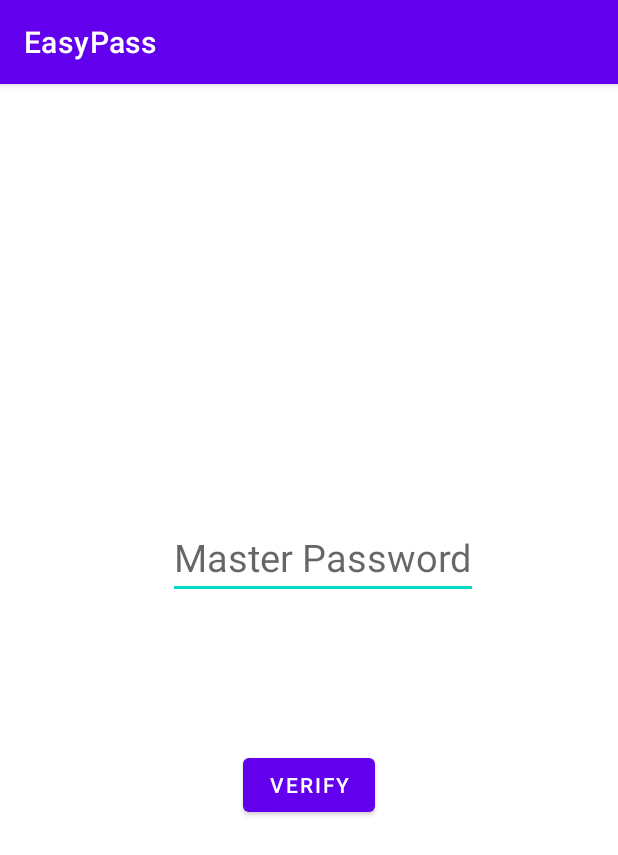
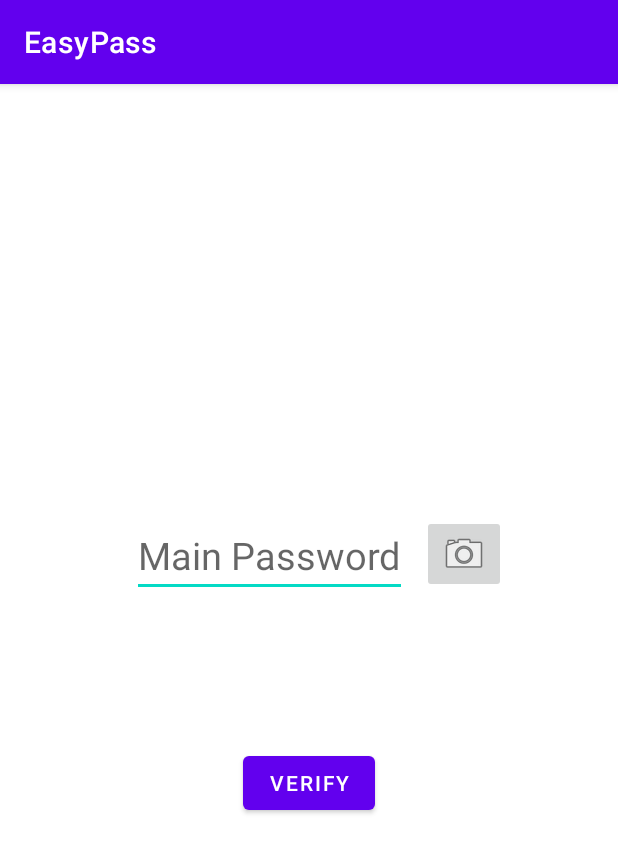
Before and after one commit to Mhashh/EasyPass, an Android app: the DecryptActivity screen opened directly, with no data from a screen before it, on a phone screen of 412 x 824 dp. Shown: the top 855 px of the screen. Run offline under Robolectric (Android 15) with nearby library versions, the phone set to English and light mode, and no system bars.

Commit message:
added scan support for main password as well

```diff
--- a/app/src/main/java/com/maheshtiria/easypass/DecryptActivity.java
+++ b/app/src/main/java/com/maheshtiria/easypass/DecryptActivity.java
@@ -1,5 +1,9 @@
 package com.maheshtiria.easypass;
 
+import androidx.activity.result.ActivityResult;
+import androidx.activity.result.ActivityResultCallback;
+import androidx.activity.result.ActivityResultLauncher;
+import androidx.activity.result.contract.ActivityResultContracts;
 import androidx.appcompat.app.AppCompatActivity;
 
 import android.app.Activity;
@@ -12,6 +16,7 @@ import android.os.Looper;
 import android.util.Log;
 import android.widget.Button;
 import android.widget.EditText;
+import android.widget.ImageButton;
 import android.widget.Toast;
 
 import com.maheshtiria.easypass.database.PassDao;
@@ -24,6 +29,9 @@ public class DecryptActivity extends AppCompatActivity {
 
   EditText inp;
   Button button;
+  ImageButton imgcam;
+  ActivityResultLauncher<Intent> passTextForResult;
+
   @Override
   protected void onCreate(Bundle savedInstanceState) {
     super.onCreate(savedInstanceState);
@@ -31,6 +39,32 @@ public class DecryptActivity extends AppCompatActivity {
     inp = findViewById(R.id.masterkey);
     button = findViewById(R.id.verify);
     SharedPreferences sharedPreferences = this.getSharedPreferences(Globals.USERAUTH, Context.MODE_PRIVATE);
+
+    imgcam = findViewById(R.id.acc_cam);
+
+    //register for result from camera activity callback
+    passTextForResult = registerForActivityResult(new ActivityResultContracts.StartActivityForResult(),
+      new ActivityResultCallback<ActivityResult>() {
+        @Override
+        public void onActivityResult(ActivityResult result) {
+          if (result.getResultCode() == Activity.RESULT_OK) {
+            Intent intent = result.getData();
+            // Handle the Intent
+            String msg = intent.getStringExtra("surprise");
+            inp.setText(msg);
+            Toast.makeText(getApplicationContext(),msg,Toast.LENGTH_LONG).show();
+          }
+        }
+      });
+
+    //sends to camera activity for scanning
+    imgcam.setOnClickListener(
+      v->{
+        passTextForResult.launch(
+          new Intent(this, CameraTextActivity.class)
+        );
+      }
+    );
 
 
     button.setOnClickListener((view)->{
--- a/app/src/main/java/com/maheshtiria/easypass/FirstUsageActivity.java
+++ b/app/src/main/java/com/maheshtiria/easypass/FirstUsageActivity.java
@@ -1,14 +1,17 @@
 package com.maheshtiria.easypass;
 
+import androidx.activity.result.ActivityResultLauncher;
 import androidx.appcompat.app.AppCompatActivity;
 
 import android.annotation.SuppressLint;
 import android.content.Context;
+import android.content.Intent;
 import android.content.SharedPreferences;
 import android.os.Bundle;
 import android.view.View;
 import android.widget.Button;
 import android.widget.EditText;
+import android.widget.ImageButton;
 import android.widget.TextView;
 import android.widget.Toast;
 
--- a/app/src/main/res/layout/activity_verify.xml
+++ b/app/src/main/res/layout/activity_verify.xml
@@ -9,21 +9,36 @@
     <EditText
         android:id="@+id/masterkey"
         android:layout_width="wrap_content"
-        android:layout_height="wrap_content"
+        android:layout_height="54dp"
         android:layout_marginStart="36dp"
         android:layout_marginTop="288dp"
         android:layout_marginEnd="75dp"
-        android:hint="Master Password"
+        android:hint="Main Password"
         android:textSize="25sp"
         app:layout_constraintEnd_toEndOf="parent"
-        app:layout_constraintHorizontal_bias="0.812"
+        app:layout_constraintHorizontal_bias="0.445"
         app:layout_constraintStart_toStartOf="parent"
         app:layout_constraintTop_toTopOf="parent" />
+
+    <ImageButton
+        android:id="@+id/acc_cam"
+        android:layout_width="wrap_content"
+        android:layout_height="wrap_content"
+        android:layout_marginStart="10dp"
+        android:layout_marginEnd="28dp"
+        android:contentDescription="opens camera to scan text for account name"
+        android:src="@android:drawable/ic_menu_camera"
+        app:layout_constraintBottom_toBottomOf="parent"
+        app:layout_constraintEnd_toEndOf="parent"
+        app:layout_constraintHorizontal_bias="0.0"
+        app:layout_constraintStart_toEndOf="@+id/masterkey"
+        app:layout_constraintTop_toTopOf="parent"
+        app:layout_constraintVertical_bias="0.401" />
 
     <Button
         android:id="@+id/verify"
         android:layout_width="wrap_content"
-        android:layout_height="wrap_content"
+        android:layout_height="48dp"
         android:layout_marginStart="162dp"
         android:layout_marginTop="100dp"
         android:layout_marginEnd="162dp"
```
Also changed, not shown: app/src/main/java/com/maheshtiria/easypass/EncryptActivity.java (+35 -0 lines), app/src/main/java/com/maheshtiria/easypass/VerifyActivity.java (+34 -0 lines), app/src/main/res/layout/fragment_add_new.xml (+4 -4 lines).
